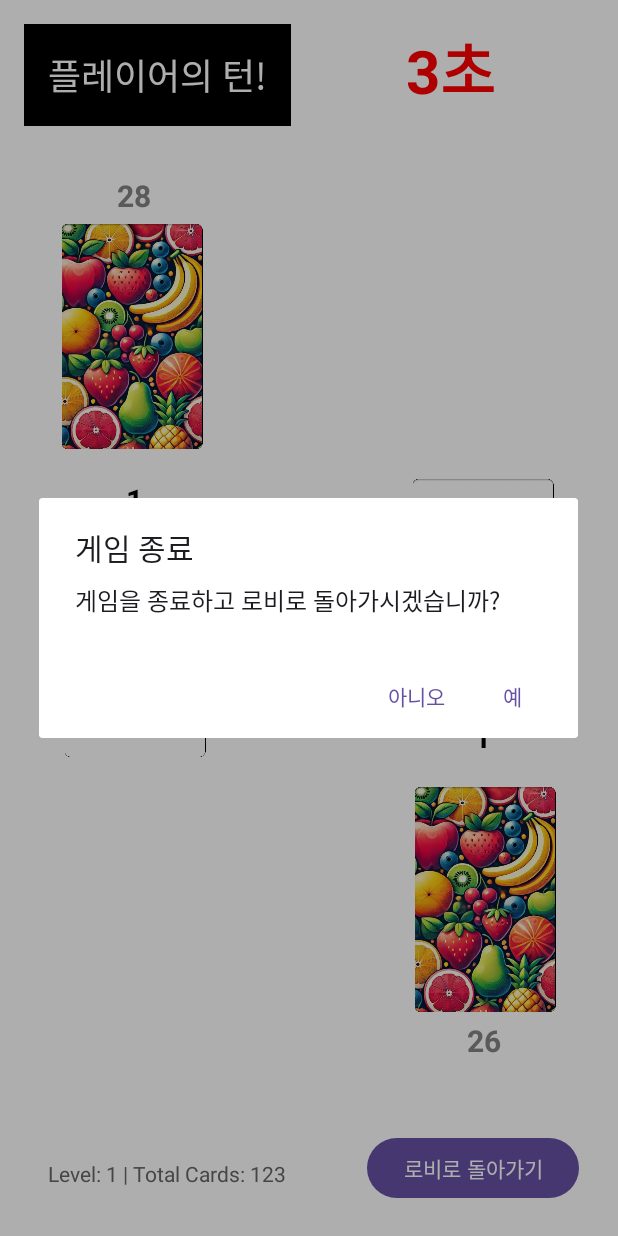
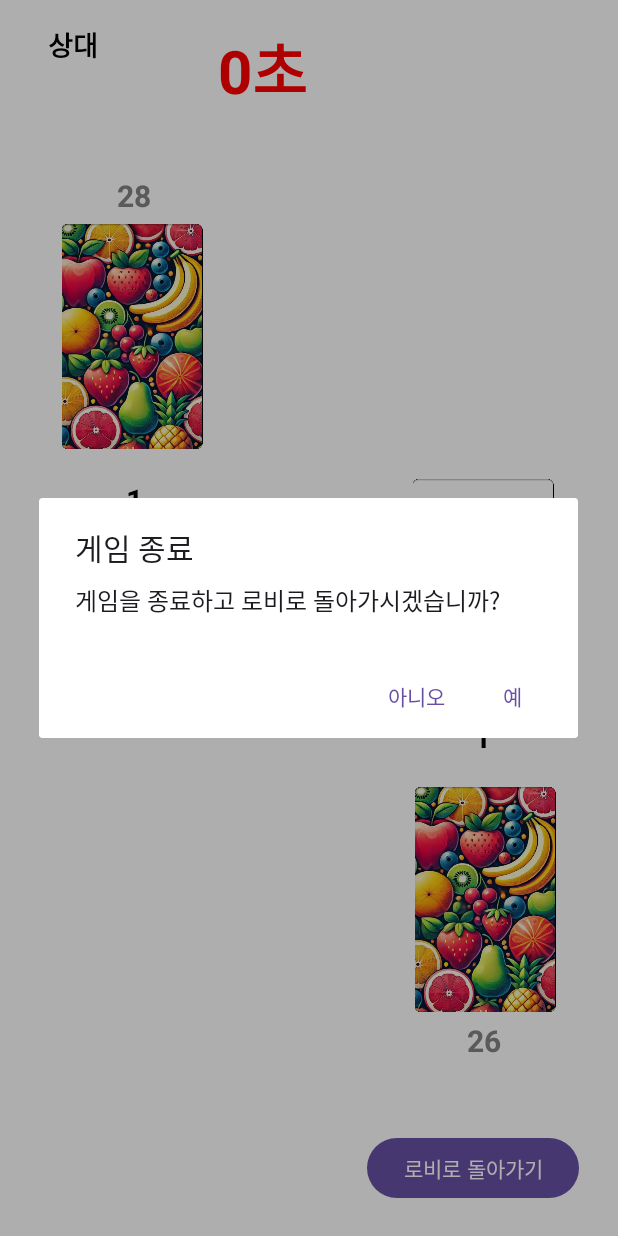
Before and after one commit to HalliGalliMP/HalliGalliMP, an Android app: the GameActivity screen opened directly, with no data from a screen before it, after a tap on "로비로 돌아가기", on a phone screen of 412 x 824 dp. Run offline under Robolectric (Android 15) with nearby library versions, the phone set to English and light mode, and no system bars; 1 statement that could not run was skipped; 2 other taps on this screen came first.

Commit message:
Layout 수정, Card 파일 생성

```diff
--- a/HalliGalli/app/src/main/java/com/example/halligalli/GameActivity.java
+++ b/HalliGalli/app/src/main/java/com/example/halligalli/GameActivity.java
@@ -8,7 +8,6 @@ import android.animation.ObjectAnimator;
 import android.content.Intent;
 import android.os.Bundle;
 import android.os.Handler;
-import android.util.Log;
 import android.view.View;
 import android.widget.Button;
 import android.widget.ImageView;
@@ -40,12 +39,11 @@ public class GameActivity extends AppCompatActivity {
 
     private Handler gameHandler = new Handler();
     private int turnTimeLeft = 3; // 9초 제한시간
-    private boolean isBlinking = false; // 깜박임 애니메이션 상태 확인
 
-    private List<String> playerDeck = new ArrayList<>();
-    private List<String> opponentDeck = new ArrayList<>();
-    private List<String> playerPlayedCards = new ArrayList<>();
-    private List<String> opponentPlayedCards = new ArrayList<>();
+    private List<Card> playerDeck = new ArrayList<>();
+    private List<Card> opponentDeck = new ArrayList<>();
+    private List<Card> playerPlayedCards = new ArrayList<>();
+    private List<Card> opponentPlayedCards = new ArrayList<>();
 
     private boolean isPlayerTurn = true;
     private boolean isCardPlayed = false; // 한 턴에 카드 제출 여부
@@ -58,9 +56,9 @@ public class GameActivity extends AppCompatActivity {
     private Random random = new Random();
 
     // 난이도 관련 변수 초기화
-    private int[] aiCardPlayDelayRange = {2500, 3500};
-    private int[] aiReactionTimeRange = {1000, 3000};
-    private int aiMistakeProbability = 50;
+    private int[] aiCardPlayDelayRange;
+    private int[] aiReactionTimeRange;
+    private int aiMistakeProbability;
 
     // 뒤로가기 버튼 비활성화
     private final OnBackPressedCallback onBackPressedCallback = new OnBackPressedCallback(true) {
@@ -99,12 +97,12 @@ public class GameActivity extends AppCompatActivity {
             // 종을 잘못 누른 사람에게 페널티
             if (bellPresserIsPlayer) {
                 if (!playerDeck.isEmpty()) {
-                    String penaltyCard = playerDeck.remove(0);
+                    Card penaltyCard = playerDeck.remove(0);
                     opponentDeck.add(penaltyCard);
                 }
             } else {
                 if (!opponentDeck.isEmpty()) {
-                    String penaltyCard = opponentDeck.remove(0);
+                    Card penaltyCard = opponentDeck.remove(0);
                     playerDeck.add(penaltyCard);
                 }
             }
@@ -119,24 +117,22 @@ public class GameActivity extends AppCompatActivity {
     private void setDifficulty(String difficulty) {
         switch (difficulty.toLowerCase()) {
             case "쉬움":
-                aiCardPlayDelayRange = new int[]{5000, 6000}; // 5~6초 랜덤
-                aiReactionTimeRange = new int[]{1000, 3000}; // 1~3초 랜덤
-                aiMistakeProbability = 50; // 50%
+                aiCardPlayDelayRange = new int[]{2500, 3500}; // 5~6초 랜덤
+                aiReactionTimeRange = new int[]{1500, 2300}; // 1~3초 랜덤
+                aiMistakeProbability = 20; // 20%
                 break;
             case "보통":
                 aiCardPlayDelayRange = new int[]{3000, 5000}; // 3~5초 랜덤
                 aiReactionTimeRange = new int[]{500, 2000}; // 0.5~2초 랜덤
-                aiMistakeProbability = 20; // 20%
+                aiMistakeProbability = 10; // 10%
                 break;
             case "어려움":
                 aiCardPlayDelayRange = new int[]{1000, 4000}; // 1~4초 랜덤
                 aiReactionTimeRange = new int[]{0, 500}; // 0~0.5초 랜덤
-                aiMistakeProbability = 10; // 10%
+                aiMistakeProbability = 3; // 3%
                 break;
         }
     }
-
-
 
     @Override
     protected void onCreate(Bundle savedInstanceState) {
@@ -191,7 +187,7 @@ public class GameActivity extends AppCompatActivity {
         opponentCardView = findViewById(R.id.opponentCard);
 
         //상대, 플레이어 덱 카드 이미지 초지화
-        playerDeckView = findViewById(R.id.playertDeck);
+        playerDeckView = findViewById(R.id.playerDeck);
         opponentDeckView = findViewById(R.id.oppoentDeck);
 
         gameBell = findViewById(R.id.gameBell);
@@ -208,7 +204,7 @@ public class GameActivity extends AppCompatActivity {
     }
     // 게임 로직 초기화
     private void initializeGame() {
-        List<String> deck = new ArrayList<>();
+        List<Card> deck = new ArrayList<>();
 
         // 카드 생성
         createCards(deck, "딸기");
@@ -232,26 +228,16 @@ public class GameActivity extends AppCompatActivity {
         updateTimerView();
     }
 
-    private void createCards(List<String> deck, String fruit) {
-        // 1개짜리 5장
-        for (int i = 0; i < 5; i++) {
-            deck.add(fruit + "_1");
-        }
-        // 2개짜리 3장
-        for (int i = 0; i < 3; i++) {
-            deck.add(fruit + "_2");
-        }
-        // 3개짜리 3장
-        for (int i = 0; i < 3; i++) {
-            deck.add(fruit + "_3");
-        }
-        // 4개짜리 2장
-        for (int i = 0; i < 2; i++) {
-            deck.add(fruit + "_4");
-        }
-        // 5개짜리 1장
-        deck.add(fruit + "_5");
+
+
+    private void createCards(List<Card> deck, String fruit) {
+        for (int i = 0; i < 5; i++) deck.add(new Card(fruit, 1)); // 1개짜리 5장
+        for (int i = 0; i < 3; i++) deck.add(new Card(fruit, 2)); // 2개짜리 3장
+        for (int i = 0; i < 3; i++) deck.add(new Card(fruit, 3)); // 3개짜리 3장
+        for (int i = 0; i < 2; i++) deck.add(new Card(fruit, 4)); // 4개짜리 2장
+        deck.add(new Card(fruit, 5)); // 5개짜리 1장
     }
+
     private void startGame() {
         startTurnTimer();
     }
@@ -298,7 +284,7 @@ public class GameActivity extends AppCompatActivity {
             gameTimerView.setVisibility(View.VISIBLE);
         }
         else{
-            gameTimerView.setVisibility(View.GONE);
+            gameTimerView.setVisibility(View.INVISIBLE);
         }
         gameTimerView.setText(getString(R.string.timer_text, turnTimeLeft));
     }
@@ -315,13 +301,15 @@ public class GameActivity extends AppCompatActivity {
     private void drawPlayerCard() {
         if (!playerDeck.isEmpty()) {
             // 덱에서 카드 하나 뽑기
-            String card = playerDeck.remove(0);
+            Card card = playerDeck.remove(0);
+
             // 뽑은 카드 저장
             playerPlayedCards.add(card);
             // 낸 카드 수 증가
             playerPlayedCardCount++;
             // 카드 이미지 업데이트
-            playerCardView.setImageResource(getCardImage(card));
+            playerCardView.setImageResource(card.getCardImageResource());
+
             // 카드 수 업데이트
             updateCardCounts();
             isCardPlayed = true;
@@ -343,11 +331,11 @@ public class GameActivity extends AppCompatActivity {
         private void drawOpponentCard() {
         gameHandler.postDelayed(() -> {
             if (!opponentDeck.isEmpty()) {
-                String card = opponentDeck.remove(0); // 덱에서 카드 하나 제거
+                Card card = opponentDeck.remove(0); // 덱에서 카드 하나 제거
                 opponentPlayedCards.add(card); // 제거한 카드를 플레이 카드 리스트에 추가
 
                 opponentPlayedCardCount++; // 상대방 낸 카드 수 증가
-                opponentCardView.setImageResource(getCardImage(card)); // UI 업데이트
+                playerCardView.setImageResource(card.getCardImageResource());
 
                 updateCardCounts(); // 덱과 플레이 카드 수 업데이트
                 isCardPlayed = true; // 카드 제출 상태 업데이트
@@ -366,11 +354,13 @@ public class GameActivity extends AppCompatActivity {
     }
 
     private void triggerAIReaction(boolean isRuleMet) {
+        System.out.println("AI Reaction Triggered");
         int reactionTime = getRandomDelay(aiReactionTimeRange);
 
         gameHandler.postDelayed(() -> {
             if (isRuleMet || random.nextInt(100) < aiMistakeProbability) {
                 gameBellPressed(false); // false: AI가 벨 누름
+                System.out.println("AI Pressed");
             }
         }, reactionTime);
     }
@@ -428,36 +418,18 @@ public class GameActivity extends AppCompatActivity {
     private boolean isHalliGalliRuleMet() {
         Map<String, Integer> fruitCounts = new HashMap<>();
 
-        // 현재 플레이된 카드만 검사
-        List<String> currentPlayedCards = new ArrayList<>();
-        if (!playerPlayedCards.isEmpty()) {
-            currentPlayedCards.add(playerPlayedCards.get(playerPlayedCards.size() - 1)); // 플레이어 마지막 카드
-        }
-        if (!opponentPlayedCards.isEmpty()) {
-            currentPlayedCards.add(opponentPlayedCards.get(opponentPlayedCards.size() - 1)); // 상대방 마지막 카드
+        for (Card card : playerPlayedCards) {
+            fruitCounts.put(card.getFruit(), fruitCounts.getOrDefault(card.getFruit(), 0) + card.getCount());
         }
 
-        // 과일 개수 계산
-        for (String card : currentPlayedCards) {
-            String[] parts = card.split("_");
-            if (parts.length == 2) { // "과일_숫자" 형식 확인
-                String fruit = parts[0];
-                int count = Integer.parseInt(parts[1]);
-                fruitCounts.put(fruit, fruitCounts.getOrDefault(fruit, 0) + count);
-            } else {
-                Log.e(TAG, "Invalid card format: " + card);
-            }
+        for (Card card : opponentPlayedCards) {
+            fruitCounts.put(card.getFruit(), fruitCounts.getOrDefault(card.getFruit(), 0) + card.getCount());
         }
 
-        // 같은 과일의 개수가 정확히 5인지 확인
-        for (Map.Entry<String, Integer> entry : fruitCounts.entrySet()) {
-            Log.d(TAG, "Fruit: " + entry.getKey() + ", Count: " + entry.getValue());
-            if (entry.getValue() == 5) {
-                return true; // 할리갈리 조건 충족
-            }
+        for (int count : fruitCounts.values()) {
+            if (count == 5) return true;
         }
-
-        return false; // 조건 미충족
+        return false;
     }
 
     private void resetPlayedCards() {
@@ -474,36 +446,6 @@ public class GameActivity extends AppCompatActivity {
         // 카드 이미지 초기화
         playerCardView.setImageResource(R.drawable.card_deck);
         opponentCardView.setImageResource(R.drawable.card_deck);
-    }
-
-    private int getCardImage(String cardName) {
-        if (cardName.contains("딸기")) {
-            if (cardName.contains("_1")) return R.drawable.strawberry1;
-            if (cardName.contains("_2")) return R.drawable.strawberry2;
-            if (cardName.contains("_3")) return R.drawable.strawberry3;
-            if (cardName.contains("_4")) return R.drawable.strawberry4;
-            if (cardName.contains("_5")) return R.drawable.strawberry5;
-        } else if (cardName.contains("바나나")) {
-            if (cardName.contains("_1")) return R.drawable.banana1;
-            if (cardName.contains("_2")) return R.drawable.banana2;
-            if (cardName.contains("_3")) return R.drawable.banana3;
-            if (cardName.contains("_4")) return R.drawable.banana4;
-            if (cardName.contains("_5")) return R.drawable.banana5;
-        } else if (cardName.contains("라임")) {
-            if (cardName.contains("_1")) return R.drawable.lime1;
-            if (cardName.contains("_2")) return R.drawable.lime2;
-            if (cardName.contains("_3")) return R.drawable.lime3;
-            if (cardName.contains("_4")) return R.drawable.lime4;
-            if (cardName.contains("_5")) return R.drawable.lime5;
-        } else if (cardName.contains("자두")) {
-            if (cardName.contains("_1")) return R.drawable.plum1;
-            if (cardName.contains("_2")) return R.drawable.plum2;
-            if (cardName.contains("_3")) return R.drawable.plum3;
-            if (cardName.contains("_4")) return R.drawable.plum4;
-            if (cardName.contains("_5")) return R.drawable.plum5;
-        }
-
-        return R.drawable.card_deck; // 기본 뒷면 이미지
     }
 
     private void showExitConfirmationDialog() {
@@ -532,7 +474,7 @@ public class GameActivity extends AppCompatActivity {
 
         ObjectAnimator fadeOut = ObjectAnimator.ofFloat(turnIndicator, "alpha", 1f, 0f);
         fadeOut.setDuration(500);
-        fadeOut.setStartDelay(1000);
+        fadeOut.setStartDelay(500);
 
         fadeIn.start();
         fadeOut.start();
--- a/HalliGalli/app/src/main/res/layout/activity_game.xml
+++ b/HalliGalli/app/src/main/res/layout/activity_game.xml
@@ -18,7 +18,7 @@
             android:id="@+id/opponentName"
             android:layout_width="wrap_content"
             android:layout_height="wrap_content"
-            android:text="상대"
+            android:text="@string/opponent"
             android:textSize="18sp"
             android:textStyle="bold"
             android:textColor="#000000" />
@@ -30,7 +30,8 @@
             android:layout_height="wrap_content"
             android:text="Level: 1 | Total Cards: 123"
             android:textSize="14sp"
-            android:textColor="#666666" />
+            android:textColor="#666666"
+            android:visibility="gone"/>
     </LinearLayout>
 
     <!-- 중앙 타이머 -->
@@ -43,7 +44,8 @@
         android:text="00:00"
         android:textSize="40sp"
         android:textStyle="bold"
-        android:textColor="#FF0000" />
+        android:textColor="#FF0000"
+        android:visibility="gone"/>
 
     <!-- 카드와 벨 영역 -->
 
@@ -54,7 +56,7 @@
         android:layout_above="@+id/oppoentDeck"
         android:layout_marginBottom="5dp"
         android:layout_marginStart="62dp"
-        android:text="32"
+
         android:textColor="#848484"
         android:textSize="20sp"
         android:textStyle="bold" />
@@ -89,7 +91,7 @@
                 android:layout_width="wrap_content"
                 android:layout_height="wrap_content"
                 android:layout_marginBottom="8dp"
-                android:text="32"
+
                 android:textColor="#000000"
                 android:textSize="20sp"
                 android:textStyle="bold" />
@@ -129,7 +131,7 @@
                 android:id="@+id/playerCardCount"
                 android:layout_width="wrap_content"
                 android:layout_height="wrap_content"
-                android:text="32"
+
                 android:textColor="#000000"
                 android:textSize="20sp"
                 android:textStyle="bold" />
@@ -141,7 +143,7 @@
     <!-- 플레이어 정보 -->
 
     <ImageView
-        android:id="@+id/playertDeck"
+        android:id="@+id/playerDeck"
         android:layout_width="100dp"
         android:layout_height="150dp"
         android:layout_below="@+id/linearLayout"
@@ -153,10 +155,10 @@
         android:id="@+id/playerDeckCount"
         android:layout_width="wrap_content"
         android:layout_height="wrap_content"
-        android:layout_below="@+id/playertDeck"
+        android:layout_below="@+id/playerDeck"
         android:layout_marginTop="5dp"
         android:layout_marginStart="295dp"
-        android:text="32"
+
         android:textColor="#848484"
         android:textSize="20sp"
         android:textStyle="bold" />
@@ -175,7 +177,7 @@
             android:id="@+id/playerName"
             android:layout_width="wrap_content"
             android:layout_height="wrap_content"
-            android:text="나"
+            android:text="@string/me"
             android:textSize="18sp"
             android:textStyle="bold"
             android:textColor="#000000" />
@@ -187,7 +189,8 @@
             android:layout_height="wrap_content"
             android:text="Level: 1 | Total Cards: 123"
             android:textSize="14sp"
-            android:textColor="#666666" />
+            android:textColor="#666666"
+            android:visibility="gone"/>
     </LinearLayout>
 
     <!-- 로비로 돌아가는 버튼 -->
@@ -199,7 +202,7 @@
         android:layout_alignParentEnd="true"
         android:layout_marginBottom="5dp"
         android:layout_marginEnd="10dp"
-        android:text="로비로 돌아가기" />
+        android:text="@string/back_to_lobby" />
 
     <TextView
         android:id="@+id/turnIndicator"
--- a/HalliGalli/app/src/main/res/layout/activity_loopback.xml
+++ b/HalliGalli/app/src/main/res/layout/activity_loopback.xml
@@ -129,7 +129,7 @@
     <!-- 플레이어 정보 -->
 
     <ImageView
-        android:id="@+id/playertDeck"
+        android:id="@+id/playerDeck"
         android:layout_width="100dp"
         android:layout_height="150dp"
         android:layout_below="@+id/linearLayout"
--- a/HalliGalli/app/src/main/res/values/strings.xml
+++ b/HalliGalli/app/src/main/res/values/strings.xml
@@ -5,8 +5,14 @@
         <item>보통</item>
         <item>어려움</item>
     </string-array>
+    <string name="loopback_test">Loopback Test</string>
+    <string name="game_start">START</string>
     <string name="game_end_title">게임 종료</string>
+    <string name="back_to_lobby">로비로 돌아가기</string>
     <string name="game_end_description">게임을 종료하고 로비로 돌아가시겠습니까?</string>
+
+    <string name="me">나</string>
+    <string name="opponent">상대</string>
 
     <string name="timer_text">%d초</string>
 </resources>
```
Also changed, not shown: HalliGalli/app/src/main/java/com/example/halligalli/Card.java (+62 -85 lines), HalliGalli/app/src/main/java/com/example/halligalli/GameManager.java (+9 -7 lines), HalliGalli/app/src/main/res/layout/activity_lobby.xml (+4 -12 lines).
